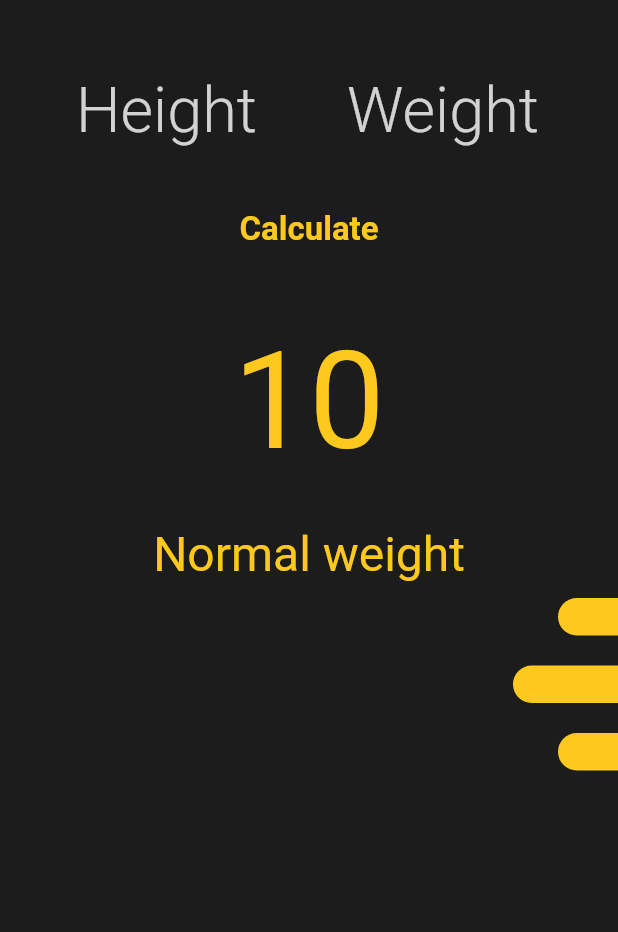
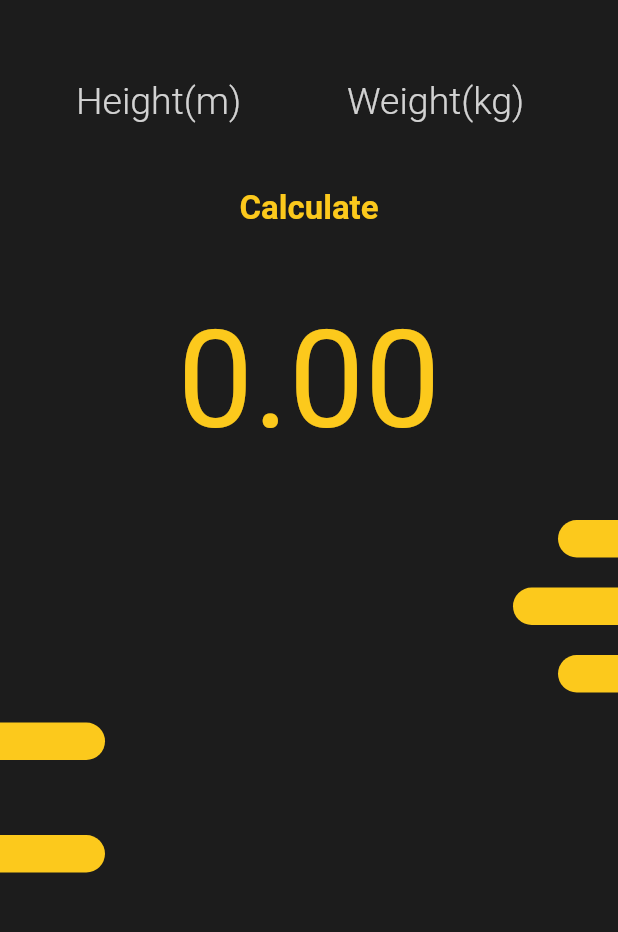
Before and after one commit to GayanKod/bmi_cal, a Flutter app: the screen it shows after launch, on a phone screen of 412 x 824 dp, the part 59-991 px from its top. Run offline on Flutter 3.47's test engine with Material 2 defaults, Android fonts, the phone set to English and light mode, and no system bars; our stand-ins replace hexcolor.

Commit message:
Finalize the bmi calculation function

```diff
--- a/lib/screens/home.dart
+++ b/lib/screens/home.dart
@@ -8,12 +8,19 @@ class HomeScreen extends StatefulWidget {
 }
 
 class _HomeScreenState extends State<HomeScreen> {
+  TextEditingController _heightController = TextEditingController();
+  TextEditingController _weightController = TextEditingController();
+
+  double _bmiResult = 0;
+  String _textResult = "";
+
   Widget build(BuildContext context) {
     return Scaffold(
         appBar: AppBar(
           title: Text(
             "BMI Calculator",
-          style: TextStyle(color: accentHexColor, fontWeight: FontWeight.w300),
+            style:
+                TextStyle(color: accentHexColor, fontWeight: FontWeight.w300),
           ),
           backgroundColor: Colors.transparent,
           elevation: 0,
@@ -21,83 +28,128 @@ class _HomeScreenState extends State<HomeScreen> {
         ),
         backgroundColor: mainHexColor,
         body: SingleChildScrollView(
-        child: Column(
-          children: [
-            SizedBox(height:20),
-            Row(
-              mainAxisAlignment: MainAxisAlignment.spaceEvenly,
-              children: [
+            child: Column(children: [
+          SizedBox(height: 20),
+          Row(mainAxisAlignment: MainAxisAlignment.spaceEvenly, children: [
             Container(
               width: 130,
               child: TextField(
+                  controller: _heightController,
                   style: TextStyle(
-                            fontSize: 42,
+                      fontSize: 30,
                       fontWeight: FontWeight.w300,
-                            color: accentHexColor
-
-                        ),
+                      color: accentHexColor),
                   keyboardType: TextInputType.number,
                   decoration: InputDecoration(
                     border: InputBorder.none,
-                          hintText: "Height",
+                    hintText: "Height(m)",
                     hintStyle: TextStyle(
-                            fontSize: 42,
+                        fontSize: 25,
                         fontWeight: FontWeight.w300,
-                            color: Colors.white.withOpacity(.8)
+                        color: Colors.white.withOpacity(.8)),
+                  )),
             ),
-                        )
-                    ),
-                ),
-
             Container(
               width: 130,
               child: TextField(
+                  controller: _weightController,
                   style: TextStyle(
-                            fontSize: 42,
+                      fontSize: 30,
                       fontWeight: FontWeight.w300,
-                            color: accentHexColor
-
-                        ),
+                      color: accentHexColor),
                   keyboardType: TextInputType.number,
                   decoration: InputDecoration(
                     border: InputBorder.none,
-                          hintText: "Weight",
+                    hintText: "Weight(kg)",
                     hintStyle: TextStyle(
-                            fontSize: 42,
+                        fontSize: 25,
                         fontWeight: FontWeight.w300,
-                            color: Colors.white.withOpacity(.8)
+                        color: Colors.white.withOpacity(.8)),
+                  )),
             ),
-                        )
+          ]),
+          SizedBox(
+            height: 30,
+          ),
+          GestureDetector(
+            onTap: () {
+              double _h = double.parse(_heightController.text);
+              double _w = double.parse(_weightController.text);
+              setState(() {
+                _bmiResult = _w / (_h * _h);
+                if (_bmiResult > 25) {
+                  _textResult = "You\'re over weight";
+                } else if (_bmiResult >= 18.5 && _bmiResult <= 25) {
+                  _textResult = "You have normal weight";
+                } else {
+                  _textResult = "You\'re under weight";
+                }
+              });
+            },
+            child: Container(
+              child: Text(
+                "Calculate",
+                style: TextStyle(
+                    fontSize: 22,
+                    fontWeight: FontWeight.bold,
+                    color: accentHexColor),
               ),
             ),
-              ]
-
-
           ),
-            SizedBox(height: 30,),
+          SizedBox(
+            height: 50,
+          ),
           Container(
-                child: Text("Calculate", style:TextStyle(fontSize: 22, fontWeight: FontWeight.bold, color: accentHexColor ),),
+            child: Text(
+              _bmiResult.toStringAsFixed(2),
+              style: TextStyle(fontSize: 90, color: accentHexColor),
             ),
-            SizedBox(height: 50,),
-            Container(
-              child: Text("10", style: TextStyle(fontSize:90, color:accentHexColor),),
           ),
-
-            SizedBox(height: 30,),
-            Container(
-                child: Text("Normal weight", style: TextStyle(fontSize:32, fontWeight:FontWeight.w400, color:accentHexColor),),
+          SizedBox(
+            height: 30,
           ),
-
-            SizedBox(height: 10,),
-            LeftBar(barWidth: 40,),
-            SizedBox(height: 20,),
-            LeftBar(barWidth: 70,),
-            SizedBox(height: 20,),
-            LeftBar(barWidth: 40,),
-
-          ]
-        )
-      )
-    );
+          Visibility(
+            visible: _textResult.isNotEmpty,
+            child: Container(
+              child: Text(
+                _textResult,
+                style: TextStyle(
+                    fontSize: 32,
+                    fontWeight: FontWeight.w400,
+                    color: accentHexColor),
+              ),
+            ),
+          ),
+          SizedBox(
+            height: 10,
+          ),
+          LeftBar(
+            barWidth: 40,
+          ),
+          SizedBox(
+            height: 20,
+          ),
+          LeftBar(
+            barWidth: 70,
+          ),
+          SizedBox(
+            height: 20,
+          ),
+          LeftBar(
+            barWidth: 40,
+          ),
+          SizedBox(
+            height: 20,
+          ),
+          RightBar(
+            barWidth: 70,
+          ),
+          SizedBox(
+            height: 50,
+          ),
+          RightBar(
+            barWidth: 70,
+          ),
+        ])));
   }
 }
```
Lines whose indentation alone changed are shown as unchanged.
